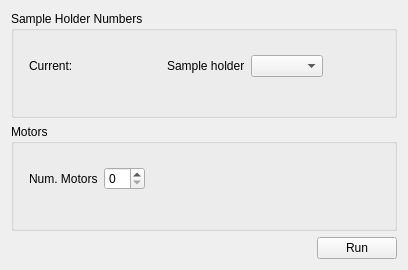
This is src/firefly/robot.ui in spc-group/haven as Qt 5 draws it before an edit. The edited form follows.
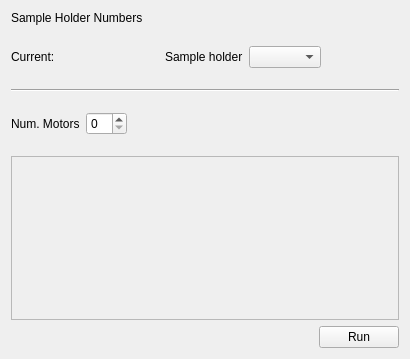
This is the edited form. Custom widgets are drawn as their Qt base class.

Diff of the .ui file:
```diff
--- a/src/firefly/robot.ui
+++ b/src/firefly/robot.ui
@@ -6,8 +6,8 @@
    <rect>
     <x>0</x>
     <y>0</y>
-    <width>408</width>
-    <height>270</height>
+    <width>410</width>
+    <height>359</height>
    </rect>
   </property>
   <property name="windowTitle">
@@ -15,15 +15,15 @@
   </property>
   <layout class="QVBoxLayout" name="verticalLayout">
    <item>
-    <widget class="QGroupBox" name="groupBox_2">
-     <property name="title">
+    <layout class="QVBoxLayout" name="verticalLayout_3">
+     <item>
+      <widget class="QLabel" name="label">
+       <property name="text">
       <string>Sample Holder Numbers</string>
      </property>
-     <layout class="QFormLayout" name="formLayout_2">
-      <property name="labelAlignment">
-       <set>Qt::AlignRight|Qt::AlignTrailing|Qt::AlignVCenter</set>
-      </property>
-      <item row="1" column="1">
+      </widget>
+     </item>
+     <item>
        <layout class="QHBoxLayout" name="horizontalLayout_6">
         <item>
          <widget class="QLabel" name="current_sample_label">
@@ -61,9 +61,6 @@
           <property name="enableRichText" stdset="0">
            <bool>false</bool>
           </property>
-          <property name="displayFormat" stdset="0">
-           <enum>PyDMLabel::String</enum>
-          </property>
          </widget>
         </item>
         <item>
@@ -111,21 +108,20 @@
        </layout>
       </item>
      </layout>
+   </item>
+   <item>
+    <widget class="Line" name="line">
+     <property name="orientation">
+      <enum>Qt::Horizontal</enum>
+     </property>
     </widget>
    </item>
    <item>
-    <widget class="QGroupBox" name="groupBox_3">
-     <property name="title">
-      <string>Motors</string>
-     </property>
-     <layout class="QFormLayout" name="formLayout_3">
-      <property name="labelAlignment">
-       <set>Qt::AlignRight|Qt::AlignTrailing|Qt::AlignVCenter</set>
-      </property>
-      <item row="0" column="1">
-       <layout class="QHBoxLayout" name="horizontalLayout_4">
+    <layout class="QVBoxLayout" name="verticalLayout_2">
         <item>
-         <widget class="QLabel" name="num_motor_label">
+      <layout class="QHBoxLayout" name="horizontalLayout">
+       <item>
+        <widget class="QLabel" name="num_motor_label_2">
           <property name="sizePolicy">
            <sizepolicy hsizetype="Fixed" vsizetype="Preferred">
             <horstretch>0</horstretch>
@@ -163,7 +159,7 @@
          </widget>
         </item>
         <item>
-         <spacer name="horizontalSpacer_3">
+        <spacer name="horizontalSpacer_6">
           <property name="orientation">
            <enum>Qt::Horizontal</enum>
           </property>
@@ -177,11 +173,53 @@
         </item>
        </layout>
       </item>
-      <item row="1" column="1">
-       <layout class="QVBoxLayout" name="regions_layout"/>
-      </item>
-     </layout>
-    </widget>
+     <item>
+      <layout class="QHBoxLayout" name="horizontalLayout_7">
+       <item>
+        <widget class="QScrollArea" name="scrollArea">
+         <property name="widgetResizable">
+          <bool>true</bool>
+         </property>
+         <widget class="QWidget" name="scrollAreaWidgetContents">
+          <property name="geometry">
+           <rect>
+            <x>0</x>
+            <y>0</y>
+            <width>386</width>
+            <height>148</height>
+           </rect>
+          </property>
+          <layout class="QVBoxLayout" name="verticalLayout_4">
+           <item>
+            <layout class="QVBoxLayout" name="regions_layout">
+             <property name="topMargin">
+              <number>3</number>
+             </property>
+             <property name="bottomMargin">
+              <number>3</number>
+             </property>
+            </layout>
+           </item>
+           <item>
+            <spacer name="verticalSpacer">
+             <property name="orientation">
+              <enum>Qt::Vertical</enum>
+             </property>
+             <property name="sizeHint" stdset="0">
+              <size>
+               <width>20</width>
+               <height>40</height>
+              </size>
+             </property>
+            </spacer>
+           </item>
+          </layout>
+         </widget>
+        </widget>
+       </item>
+      </layout>
+     </item>
+    </layout>
    </item>
    <item>
     <layout class="QHBoxLayout" name="horizontalLayout_5">
```
Lines whose indentation alone changed are shown as unchanged.
